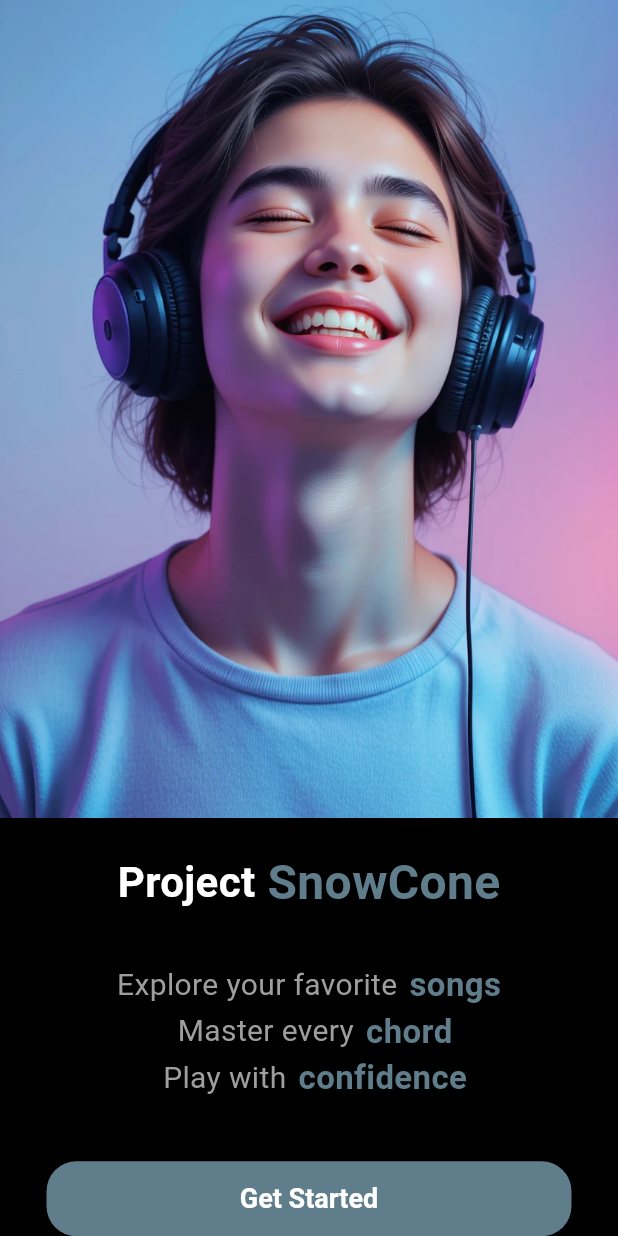
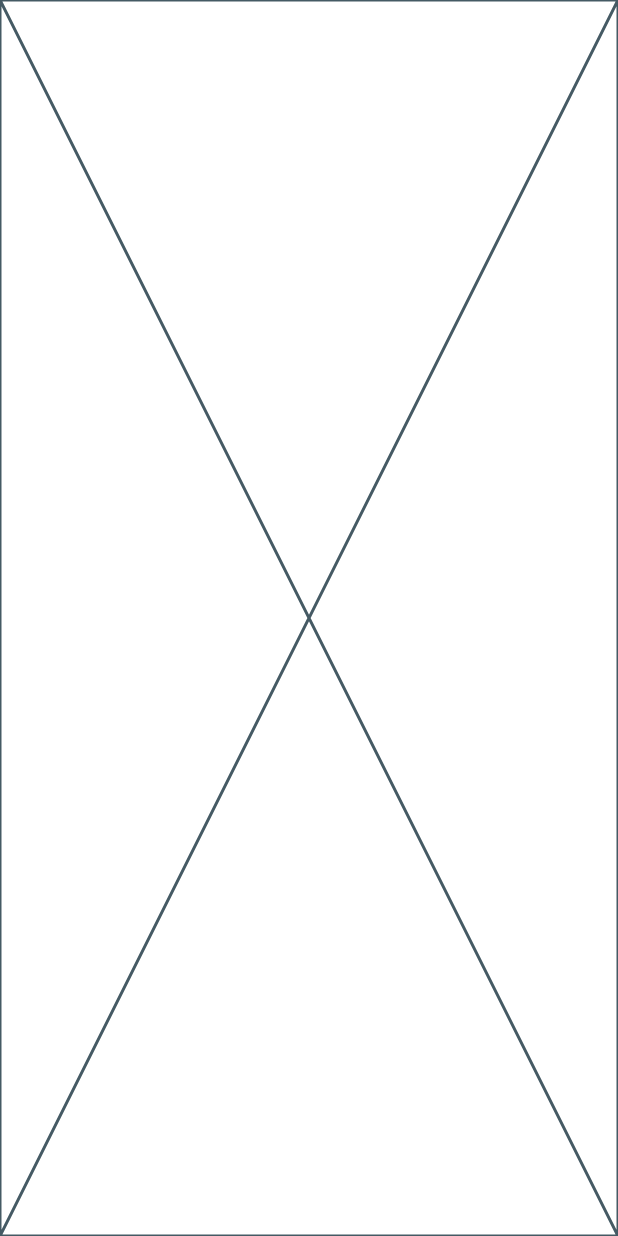
Before and after one commit to Th3-D5-482/Project-SnowCone, a Flutter app: the screen it shows after launch, scrolled down 57 dp, after a tap on "Get Started", on a phone screen of 412 x 824 dp. Run offline on Flutter 3.47's test engine with Material 3 defaults, Android fonts, the phone set to English and light mode, and no system bars.

Commit message:
Th3_D5_482

```diff
--- /dev/null
+++ b/lib/screens/signin.dart
@@ -0,0 +1,10 @@
+import 'package:flutter/material.dart';
+
+class Signin extends StatelessWidget {
+  const Signin({super.key});
+
+  @override
+  Widget build(BuildContext context) {
+    return const Placeholder();
+  }
+}
--- a/lib/screens/welcome.dart
+++ b/lib/screens/welcome.dart
@@ -1,4 +1,5 @@
 import 'package:flutter/material.dart';
+import 'package:snowcone/screens/signin.dart';
 
 class Welcome extends StatelessWidget {
   const Welcome({super.key});
@@ -89,7 +90,18 @@ class Welcome extends StatelessWidget {
             ),
             SizedBox(height: 40),
             ElevatedButton(
-              onPressed: () => {},
+              onPressed: () => {
+                Navigator.of(context).push(
+                  PageRouteBuilder(
+                    pageBuilder: (context, animation, secondaryAnimation) =>
+                        const Signin(),
+                    transitionDuration: Duration(milliseconds: 100),
+                    transitionsBuilder:
+                        (context, animation, secondaryAnimation, child) =>
+                            FadeTransition(opacity: animation, child: child),
+                  ),
+                ),
+              },
               style: ElevatedButton.styleFrom(fixedSize: Size(350, 50)),
               child: Text('Get Started'),
             ),
```
